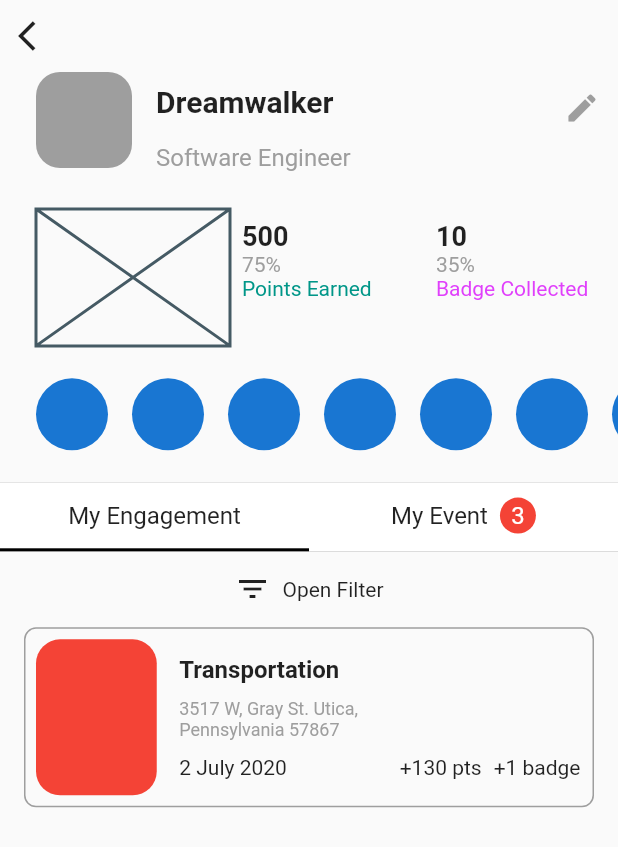
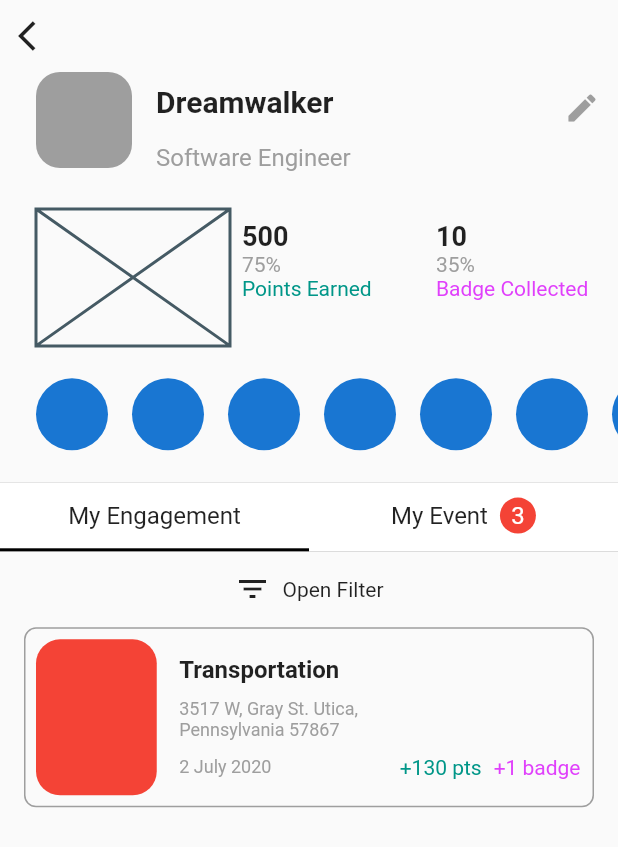
Before and after one commit to JAICHANGPARK/flutter_notebook_11th_story, a Flutter app: the IrysProfilePage screen opened directly, on a phone screen of 412 x 824 dp. Shown: the top 847 px of the screen. Run offline on Flutter 3.47's test engine with Material 2 defaults, Android fonts, the phone set to English and light mode, and no system bars; our stand-ins replace backdrop, badges, flutter_inner_drawer, flutter_slidable, flutter_swiper, google_fonts; network calls fail.

Commit message:
Update irys_profile_page.dart

```diff
--- a/lib/ep727_irys_mobile_app/ui/irys_profile_page.dart
+++ b/lib/ep727_irys_mobile_app/ui/irys_profile_page.dart
@@ -281,11 +281,18 @@ class _IrysProfilePageState extends State<IrysProfilePage> {
                                               ),
                                               Row(
                                                 children: [
-                                                  Text("2 July 2020"),
+                                                  Text("2 July 2020", style: TextStyle(
+                                                      color: Colors.grey,
+                                                    fontSize: 12
+                                                  ),),
                                                   Spacer(),
-                                                  Text("+130 pts"),
+                                                  Text("+130 pts", style: TextStyle(
+                                                    color: Colors.teal
+                                                  ),),
                                                   SizedBox(width: 8),
-                                                  Text("+1 badge"),
+                                                  Text("+1 badge", style: TextStyle(
+                                                      color: Colors.purpleAccent
+                                                  ),),
                                                 ],
                                               )
                                             ],
```
